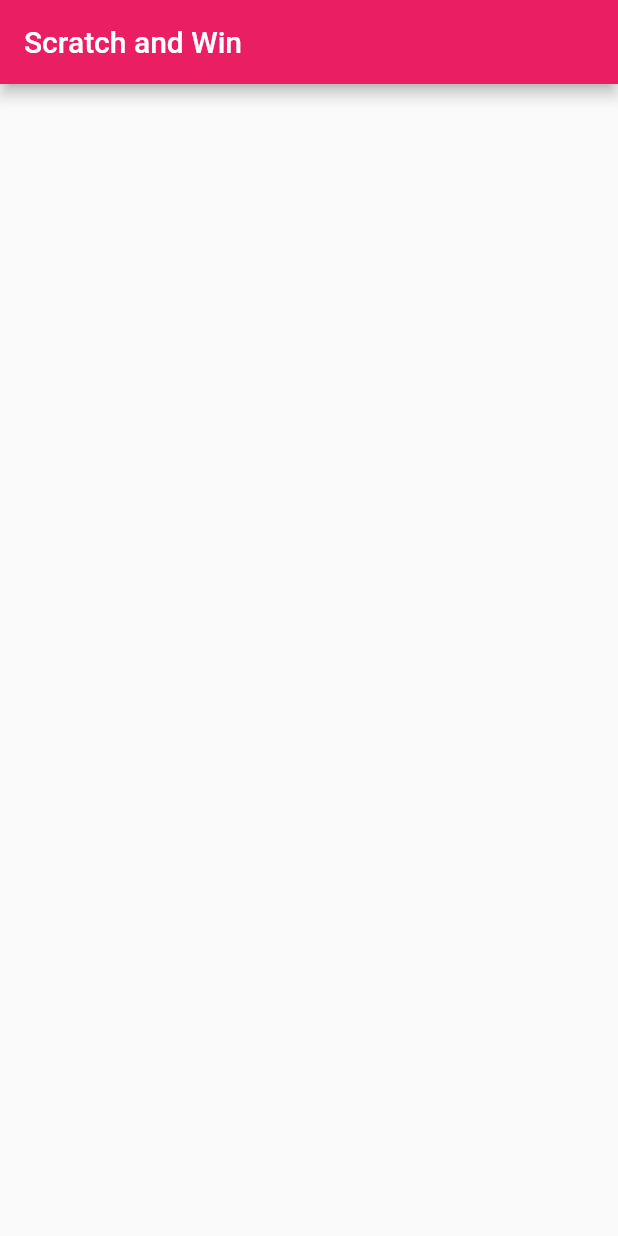
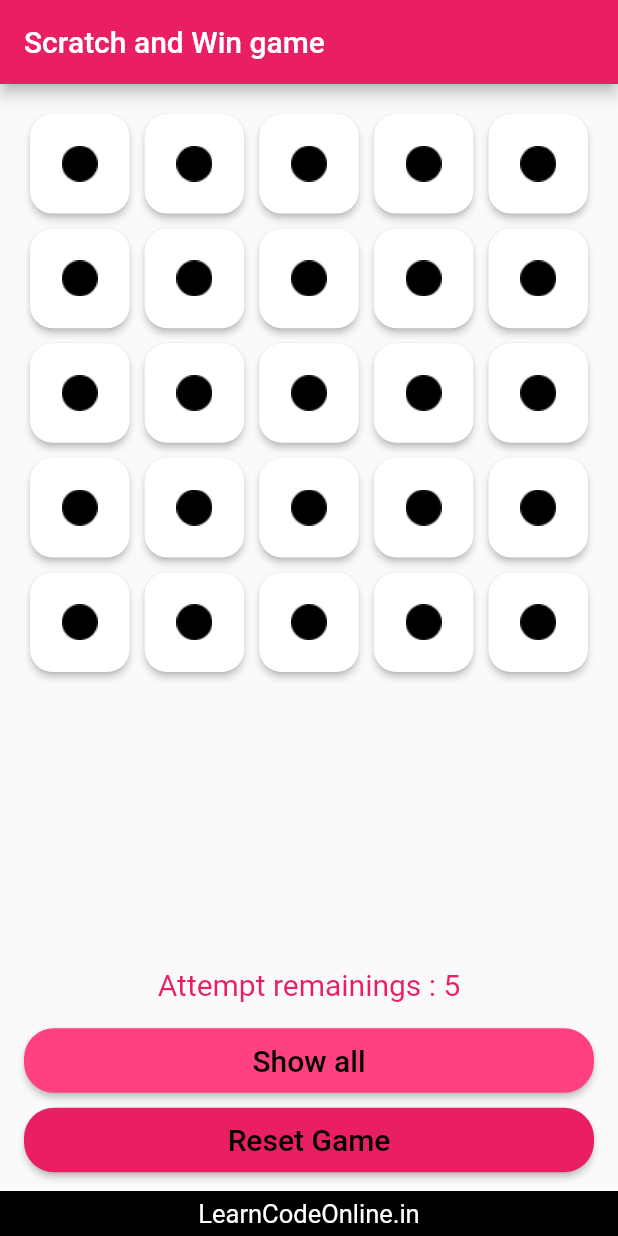
Before and after one commit to iamsourav37/Scratch-and-Win-game, a Flutter app: the screen it shows after launch, on a phone screen of 412 x 824 dp. Run offline on Flutter 3.47's test engine with Material 2 defaults, Android fonts, the phone set to English and light mode, and no system bars.

Commit message:
complete the app

```diff
--- a/lib/home_page.dart
+++ b/lib/home_page.dart
@@ -7,10 +7,12 @@ class HomePage extends StatefulWidget {
 }
 
 class _HomePageState extends State<HomePage> {
-
   AssetImage circle = AssetImage('images/circle.png');
   AssetImage lucky = AssetImage('images/rupee.png');
   AssetImage unLucky = AssetImage('images/sadFace.png');
+
+  int remainingAttempts;
+  bool isPlayable;
 
   List<String> itemArray;
   int luckyNumbers;
@@ -21,49 +23,174 @@ class _HomePageState extends State<HomePage> {
     itemArray = List<String>.generate(25, (index) {
       return "empty";
     });
+    this.remainingAttempts = 5;
+    this.isPlayable = true;
     // another way to do this
     // itemArray = List<String>.generate(25, (index) => "empty" );
     randomNumberGenerator();
   }
 
   // TODO: Random number generator
-  randomNumberGenerator(){
+  randomNumberGenerator() {
     int random = Random().nextInt(25);
     debugPrint("Random Number is : $random");
     setState(() {
-        this.luckyNumbers = random;
+      this.luckyNumbers = random;
     });
   }
 
-
   // TODO: Getting the images method
-  AssetImage getImage(int index){
+  AssetImage getImage(int index) {
     String currentState = itemArray[index];
     switch (currentState) {
       case "lucky":
-            return lucky;
+        return lucky;
       case "unlucky":
-            return unLucky;
+        return unLucky;
     }
     return circle;
   }
 
+// TODO: play game method
+
+  playGame(int index) {
+    if (remainingAttempts == 0) {
+        this.isPlayable = false;
+        return;
+    }
+
+    if (luckyNumbers == index) {
+      setState(() {
+        itemArray[index] = "lucky";
+        this.isPlayable = false;
+        this.remainingAttempts--;
+      });
+    } else {
+      setState(() {
+        itemArray[index] = "unlucky";
+        this.remainingAttempts--;
+      });
+    }
+  }
+
+  showAll() {
+    setState(() {
+      itemArray = List<String>.filled(25, "unlucky");
+      itemArray[luckyNumbers] = "lucky";
+      this.remainingAttempts = 0;
+      this.isPlayable = false;
+    });
+  }
 
 //  TODO: reset the game method
-  resetGame(){
+  resetGame() {
     setState(() {
       this.itemArray = List<String>.filled(25, "empty");
       this.randomNumberGenerator();
+      this.remainingAttempts = 5;
+      this.isPlayable = true;
     });
   }
 
   @override
   Widget build(BuildContext context) {
     return Scaffold(
-      appBar: AppBar(
-        title: Text("Scratch and Win"),
+      body: Scaffold(
+        appBar: AppBar(
+          title: Text("Scratch and Win game"),
+        ),
+        body: Column(
+          mainAxisAlignment: MainAxisAlignment.start,
+          crossAxisAlignment: CrossAxisAlignment.stretch,
+          children: <Widget>[
+            Expanded(
+              child: GridView.builder(
+                padding: EdgeInsets.all(20),
+                gridDelegate: SliverGridDelegateWithFixedCrossAxisCount(
+                  crossAxisCount: 5,
+                  childAspectRatio: 1.0,
+                  crossAxisSpacing: 10.0,
+                  mainAxisSpacing: 10.0,
+                ),
+                itemCount: this.itemArray.length,
+                itemBuilder: (context, index) => SizedBox(
+                  height: 40,
+                  width: 50,
+                  child: RaisedButton(
+                    color: Colors.white,
+                    shape: RoundedRectangleBorder(
+                        borderRadius: BorderRadius.circular(15)),
+                    onPressed: () {
+                      if (this.isPlayable)
+                        this.playGame(index);
+                      else {}
+                    },
+                    child: Image(image: this.getImage(index)),
+                  ),
+                ),
+              ),
+            ),
+            Container(
+              margin: EdgeInsets.only(top: 15, bottom: 10),
+              child: Center(
+                child: Text(
+                  "Attempt remainings : ${this.remainingAttempts}",
+                  style: TextStyle(
+                    fontSize: 20.0,
+                    color: Colors.pink,
+                  ),
+                ),
+              ),
+            ),
+            Container(
+              margin: EdgeInsets.symmetric(vertical: 5, horizontal: 16),
+              child: RaisedButton(
+                onPressed: () {
+                  this.showAll();
+                },
+                padding: EdgeInsets.symmetric(vertical: 10),
+                shape: RoundedRectangleBorder(
+                    borderRadius: BorderRadius.circular(20)),
+                color: Colors.pinkAccent,
+                child: Text(
+                  "Show all",
+                  style: TextStyle(color: Colors.black, fontSize: 20),
+                ),
+              ),
+            ),
+            Container(
+              margin: EdgeInsets.symmetric(horizontal: 16),
+              child: RaisedButton(
+                onPressed: () {
+                  this.resetGame();
+                },
+                padding: EdgeInsets.symmetric(vertical: 10),
+                shape: RoundedRectangleBorder(
+                    borderRadius: BorderRadius.circular(20)),
+                color: Colors.pink,
+                child: Text(
+                  "Reset Game",
+                  style: TextStyle(color: Colors.black, fontSize: 20),
+                ),
+              ),
+            ),
+            Container(
+              margin: EdgeInsets.only(top: 10),
+              color: Colors.black,
+              height: 30,
+              child: Center(
+                child: Text(
+                  "LearnCodeOnline.in",
+                  style: TextStyle(
+                    fontSize: 17.0,
+                    color: Colors.white,
+                  ),
+                ),
+              ),
+            ),
+          ],
+        ),
       ),
-      body: Container(),
     );
   }
 }
--- a/lib/main.dart
+++ b/lib/main.dart
@@ -11,6 +11,7 @@ class MyApp extends StatelessWidget {
         theme: ThemeData(
           primarySwatch: Colors.pink,
         ),
+        debugShowCheckedModeBanner: false,
         home: HomePage(),
     );
   }
```
